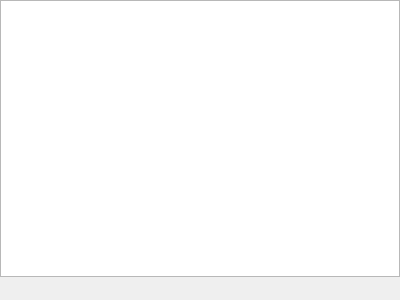
Before: the Qt Designer form src/app/ui/videolistsstack.ui in KDE/bangarang, drawn with Qt 5.
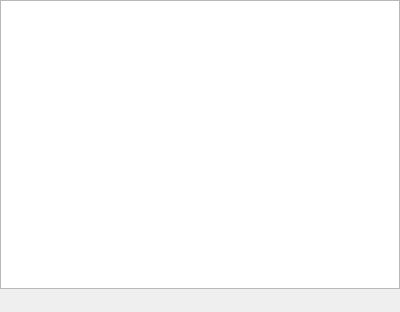
After: the same form once the commit is applied. The open tabs and pages were chosen to show the change. Icons and pictures are not drawn. Custom widgets are drawn as their Qt base class.

Patch:
```diff
--- a/src/app/ui/videolistsstack.ui
+++ b/src/app/ui/videolistsstack.ui
@@ -7,7 +7,7 @@
     <x>0</x>
     <y>0</y>
     <width>400</width>
-    <height>300</height>
+    <height>312</height>
    </rect>
   </property>
   <property name="windowTitle">
```
Left out of the diff: 20 changed lines with no effect on the pictures.
